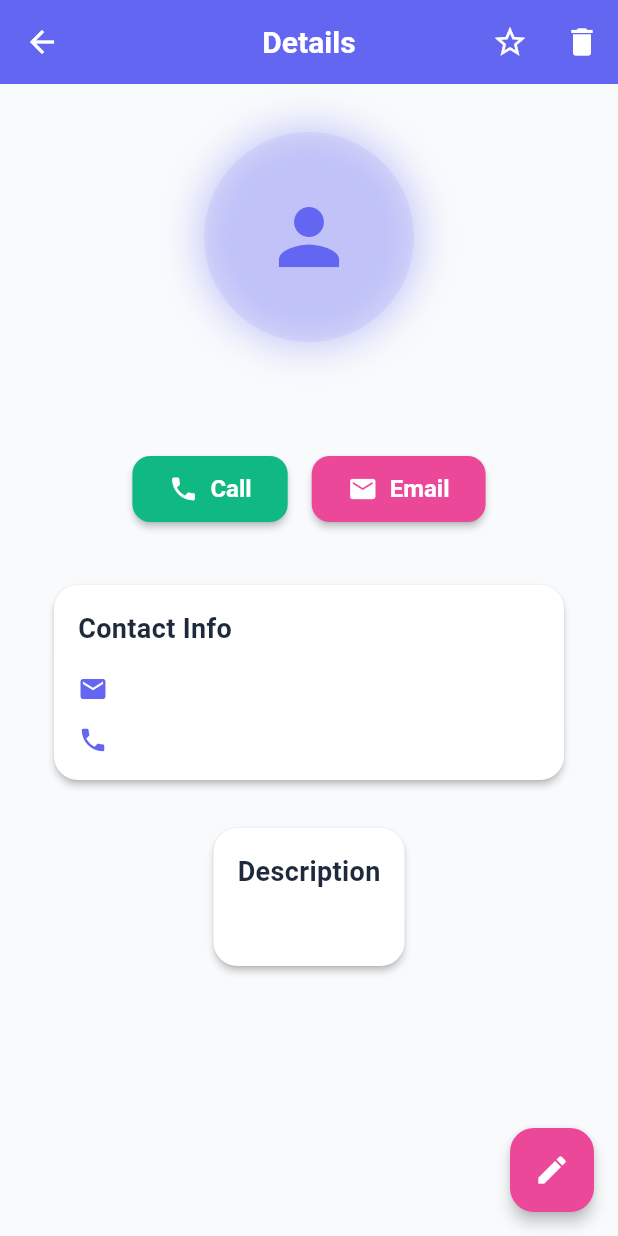
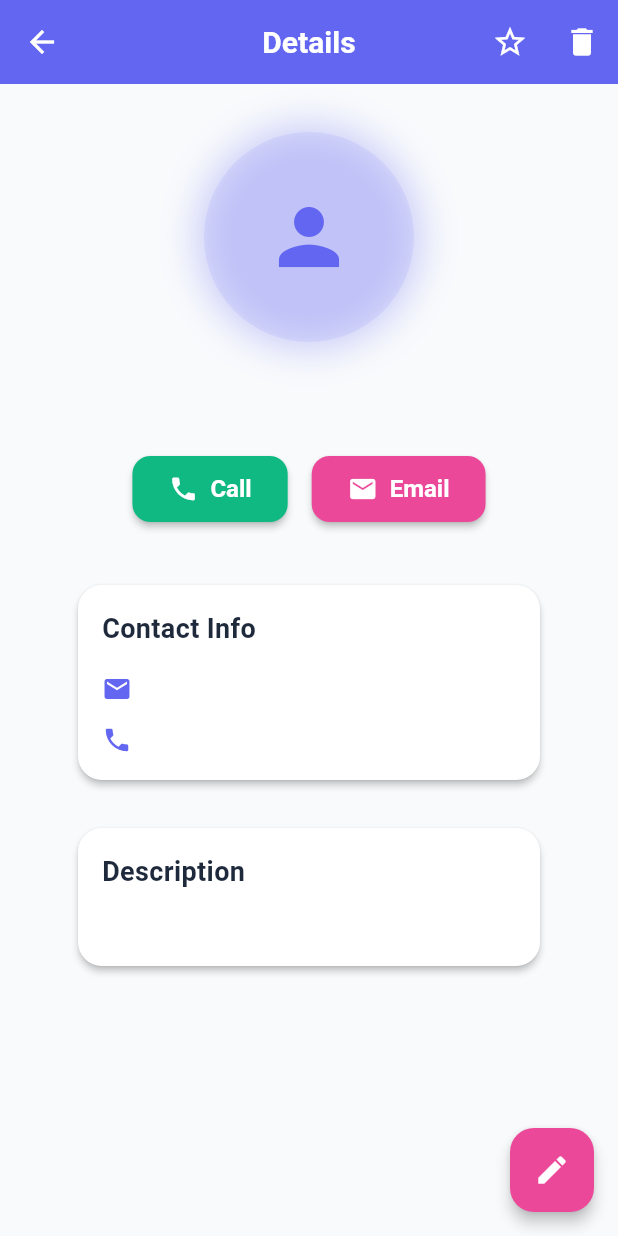
Before and after one commit to Sebas-Parra/ContactsApp, a Flutter app: the DetailPage screen opened directly with empty values, on a phone screen of 412 x 824 dp. Run offline on Flutter 3.47's test engine with Material 3 defaults, Android fonts, the phone set to English and light mode, and no system bars; our stand-ins replace drift, drift_flutter, flutter_riverpod, image_picker; accounts and stored records are empty; generated files the repository leaves out were written again.

Commit message:
Change interface of detail view

```diff
--- a/lib/presentation/views/pages/detail_page.dart
+++ b/lib/presentation/views/pages/detail_page.dart
@@ -391,6 +391,8 @@ class DetailPage extends ConsumerWidget {
             const SizedBox(height: 32),
             Padding(
               padding: const EdgeInsets.symmetric(horizontal: 20),
+              child: SizedBox(
+                width: 340,
                 child: Card(
                   child: Padding(
                     padding: const EdgeInsets.all(16),
@@ -427,9 +429,12 @@ class DetailPage extends ConsumerWidget {
                 ),
               ),
             ),
+            ),
             const SizedBox(height: 16),
             Padding(
               padding: const EdgeInsets.symmetric(horizontal: 20),
+              child: SizedBox(
+                width: 340,
                 child: Card(
                   child: Padding(
                     padding: const EdgeInsets.all(16),
@@ -449,6 +454,7 @@ class DetailPage extends ConsumerWidget {
                 ),
               ),
             ),
+            ),
             const SizedBox(height: 32),
           ],
         ),
```
Lines whose indentation alone changed are shown as unchanged.
